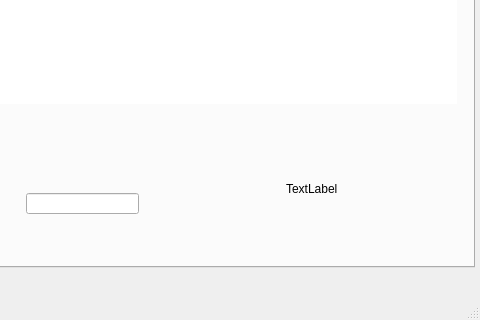
Old version of the form QtPartB/mainwindow.ui in the repository peterzheng98/2017-2018-B_DS_TrainTicketBooking; both pictures show x 316 to 796 and y 340 to 660 of the 796 by 660 pixel window.
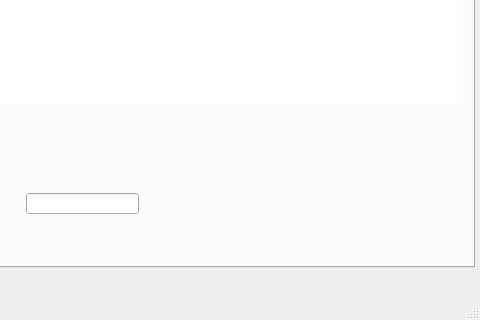
New version of the form. Icons and pictures are not drawn.

The edit to the form file:
```diff
--- a/QtPartB/mainwindow.ui
+++ b/QtPartB/mainwindow.ui
@@ -963,7 +963,7 @@
         <string notr="true">background-image: url(:/new/label/QR.png);</string>
        </property>
        <property name="text">
-        <string>TextLabel</string>
+        <string/>
        </property>
       </widget>
       <widget class="QLineEdit" name="tab2_chosen">
```
Left out of the diff: 2 changed lines with no effect on the pictures.
